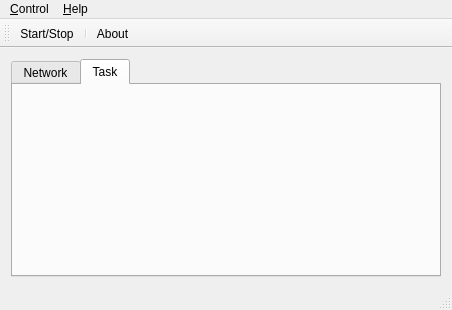
ChowZenki/zpserver, file ZoomPipeline_FuncSvr/zpmainframe.ui: the form before one commit.
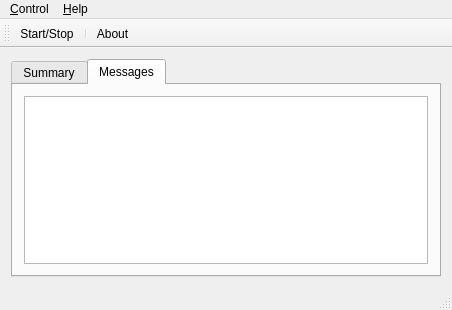
The form after the commit. The open tabs and pages were chosen to show the change. Icons and pictures are not drawn.

Commit message: Add server message display logs

Patch:
```diff
--- a/ZoomPipeline_FuncSvr/zpmainframe.ui
+++ b/ZoomPipeline_FuncSvr/zpmainframe.ui
@@ -26,7 +26,7 @@
          <normaloff>:/icons/Resources/Alienware (27).png</normaloff>:/icons/Resources/Alienware (27).png</iconset>
        </attribute>
        <attribute name="title">
-        <string>Network</string>
+        <string>Summary</string>
        </attribute>
        <layout class="QVBoxLayout" name="verticalLayout">
         <item>
@@ -40,8 +40,13 @@
          <normaloff>:/icons/Resources/Backup drive.png</normaloff>:/icons/Resources/Backup drive.png</iconset>
        </attribute>
        <attribute name="title">
-        <string>Task</string>
+        <string>Messages</string>
        </attribute>
+       <layout class="QHBoxLayout" name="horizontalLayout_2">
+        <item>
+         <widget class="QListView" name="listView_msg"/>
+        </item>
+       </layout>
       </widget>
      </widget>
     </item>
```
The commit also changes 3 other files.
